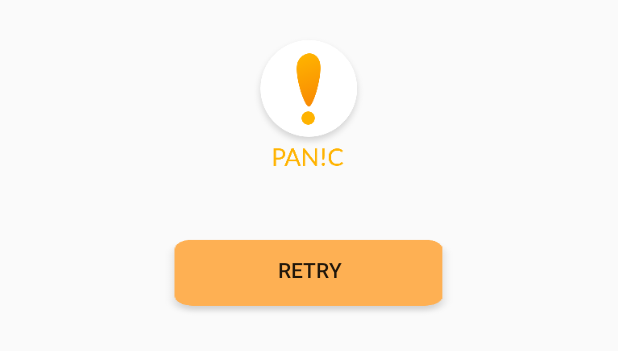
After one commit to SMKN-8-Malang-SMK-CODING/PanicApp, an Android app: the layout login_dialog.xml on its own in the app's theme, with its tools: preview values and no code run, on a phone screen of 412 x 824 dp. The commit adds this screen. Shown: the top 351 px of the screen. Run offline under Robolectric (Android 15) with nearby library versions, the phone set to English and light mode, and no system bars.

Commit message:
menambah fitur login sederhana

```diff
--- a/app/build.gradle
+++ b/app/build.gradle
@@ -38,5 +38,6 @@ dependencies {
     testImplementation 'junit:junit:4.12'
     androidTestImplementation 'androidx.test:runner:1.2.0'
     androidTestImplementation 'androidx.test.espresso:espresso-core:3.2.0'
+    implementation 'androidx.recyclerview:recyclerview:1.0.0'
     //implementation 'com.google.firebase:firebase-firestore:21.1.1'
 }
--- a/app/src/main/java/com/panic/panicapp/ProfilFragment.kt
+++ b/app/src/main/java/com/panic/panicapp/ProfilFragment.kt
@@ -47,9 +47,9 @@ class ProfilFragment : Fragment() {
         user.add(dataList("Kebakaran","Anjab Abdullah","Jl.Pakisjajar Tengah"))
         user.add(dataList("Kebakaran","Felic Zevana","Jl.Ciliwung"))
 
-        MyRecyclerView.layoutManager = LinearLayoutManager(context, RecyclerView.VERTICAL, false)
+        myRecyclerView.layoutManager = LinearLayoutManager(context, RecyclerView.VERTICAL, false)
         val myAdapter = SlideInBottomAnimationAdapter(MyRecyclerAdapter(user))
-        MyRecyclerView.adapter = ScaleInAnimationAdapter(myAdapter).apply{
+        myRecyclerView.adapter = ScaleInAnimationAdapter(myAdapter).apply{
             setFirstOnly(false)
         }
 
--- a/app/src/main/res/layout/fragment_main.xml
+++ b/app/src/main/res/layout/fragment_main.xml
@@ -32,7 +32,7 @@
                 android:layout_width="match_parent"
                 android:layout_height="510dp"
                 android:layout_marginStart="10dp"
-                android:layout_marginTop="35dp"
+                android:layout_marginTop="50dp"
                 android:layout_marginEnd="10dp"
                 android:elevation="10dp"
                 android:paddingTop="90dp"
--- a/app/src/main/res/layout/fragment_profil.xml
+++ b/app/src/main/res/layout/fragment_profil.xml
@@ -9,7 +9,7 @@
     android:layout_height="match_parent">
 
     <androidx.recyclerview.widget.RecyclerView
-        android:id="@+id/MyRecyclerView"
+        android:id="@+id/myRecyclerView"
         android:layout_width="match_parent"
         android:layout_height="match_parent"
         android:layout_marginTop="2dp"
--- /dev/null
+++ b/app/src/main/res/layout/login_dialog.xml
@@ -0,0 +1,35 @@
+<?xml version="1.0" encoding="utf-8"?>
+<LinearLayout
+    xmlns:android="http://schemas.android.com/apk/res/android"
+    xmlns:app="http://schemas.android.com/apk/res-auto"
+    android:layout_width="match_parent"
+    android:orientation="vertical"
+    android:layout_height="match_parent">
+
+    <LinearLayout
+        android:gravity="center"
+        android:orientation="vertical"
+        android:layout_width="match_parent"
+        android:layout_height="230dp" >
+
+        <ImageView
+            android:layout_width="100dp"
+            android:layout_height="100dp"
+            android:layout_margin="5dp"
+            android:src="@drawable/splash_panic" />
+
+        <Button
+            android:id="@+id/btnRetry"
+            android:layout_marginTop="30dp"
+            android:layout_width="200dp"
+            android:text="Retry"
+            android:paddingBottom="10dp"
+            android:background="@drawable/btn_accent"
+            android:layout_height="55dp">
+
+        </Button>
+
+    </LinearLayout>
+
+
+</LinearLayout>
```
Also changed, not shown: app/src/main/java/com/panic/panicapp/MainActivity.kt (+39 -5 lines).
